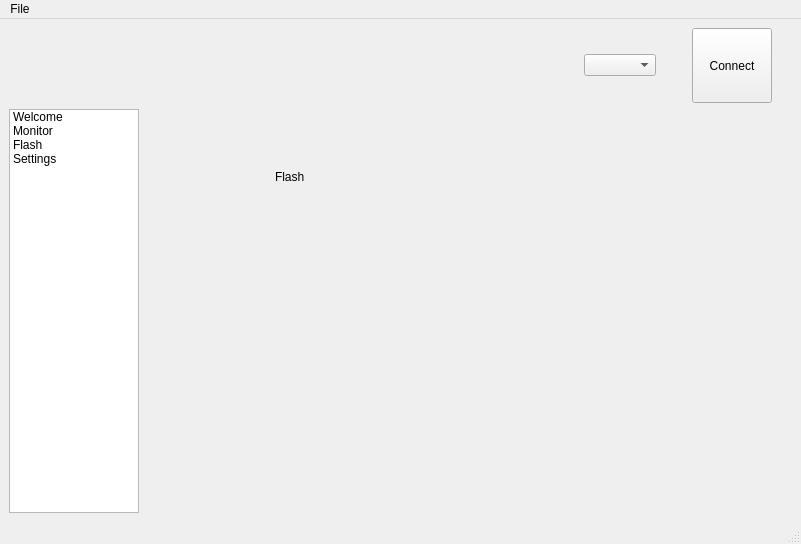
Old version of the form configurator/mainwindow.ui in the repository IDV7/betterflight.
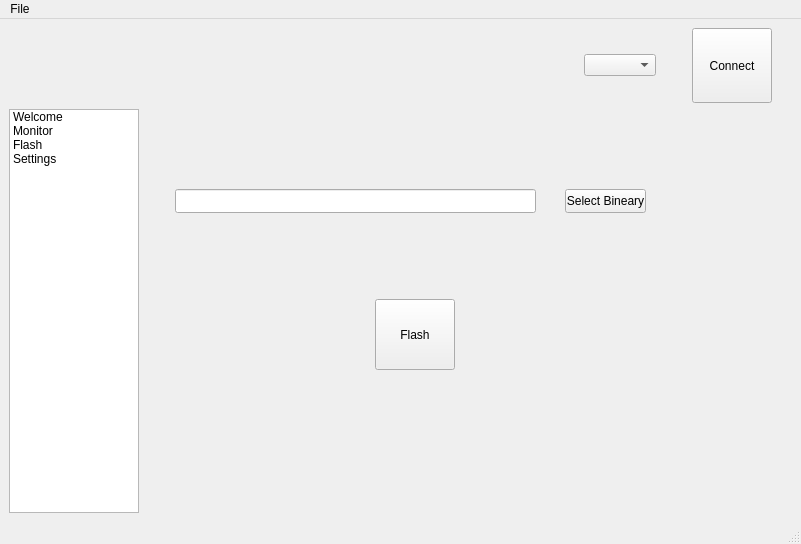
New version of the form. The open tabs and pages were chosen to show the change.

Commit message: almost "fixed" the .ui gen issue. Generates in wrong location (for now manual copy paste to see changes in gui)

Diff of the .ui file:
```diff
--- a/configurator/mainwindow.ui
+++ b/configurator/mainwindow.ui
@@ -173,14 +173,40 @@
           </layout>
          </widget>
         </widget>
-        <widget class="QWidget" name="page">
-         <widget class="QLabel" name="label_3">
+        <widget class="QWidget" name="pFlash">
+         <widget class="QLineEdit" name="leBinaryPath">
           <property name="geometry">
            <rect>
-            <x>130</x>
-            <y>60</y>
-            <width>49</width>
-            <height>16</height>
+            <x>30</x>
+            <y>80</y>
+            <width>361</width>
+            <height>24</height>
+           </rect>
+          </property>
+          <property name="readOnly">
+           <bool>false</bool>
+          </property>
+         </widget>
+         <widget class="QPushButton" name="pbSelectBin">
+          <property name="geometry">
+           <rect>
+            <x>420</x>
+            <y>80</y>
+            <width>81</width>
+            <height>24</height>
+           </rect>
+          </property>
+          <property name="text">
+           <string>Select Bineary</string>
+          </property>
+         </widget>
+         <widget class="QPushButton" name="pbFlash">
+          <property name="geometry">
+           <rect>
+            <x>230</x>
+            <y>190</y>
+            <width>80</width>
+            <height>71</height>
            </rect>
           </property>
           <property name="text">
```
Left out of the diff: 24 changed lines with no effect on the pictures. The commit also changes 3 other files.
